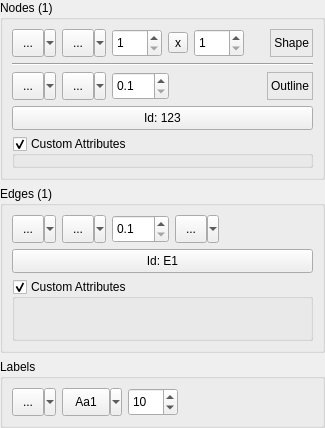
The window that code/src/CNodeEdgePropertiesUI.ui (ArsMasiuk/qvge) describes before a commit, drawn with Qt 5.
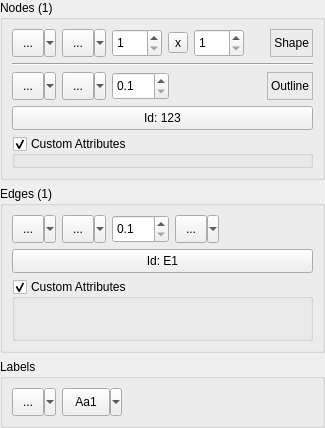
The same window after the commit. Custom widgets are drawn as their Qt base class.

The edit to the form file:
```diff
--- a/code/src/CNodeEdgePropertiesUI.ui
+++ b/code/src/CNodeEdgePropertiesUI.ui
@@ -632,37 +632,6 @@
           </property>
          </widget>
         </item>
-        <item>
-         <widget class="QSpinBox" name="LabelSize">
-          <property name="sizePolicy">
-           <sizepolicy hsizetype="Fixed" vsizetype="Fixed">
-            <horstretch>0</horstretch>
-            <verstretch>0</verstretch>
-           </sizepolicy>
-          </property>
-          <property name="minimumSize">
-           <size>
-            <width>50</width>
-            <height>28</height>
-           </size>
-          </property>
-          <property name="statusTip">
-           <string>Set size of the selected abels</string>
-          </property>
-          <property name="correctionMode">
-           <enum>QAbstractSpinBox::CorrectToNearestValue</enum>
-          </property>
-          <property name="minimum">
-           <number>4</number>
-          </property>
-          <property name="maximum">
-           <number>100</number>
-          </property>
-          <property name="value">
-           <number>10</number>
-          </property>
-         </widget>
-        </item>
         <item>
          <spacer name="horizontalSpacer_3">
           <property name="orientation">
```
Left out of the diff: 1 changed line with no effect on the pictures.
